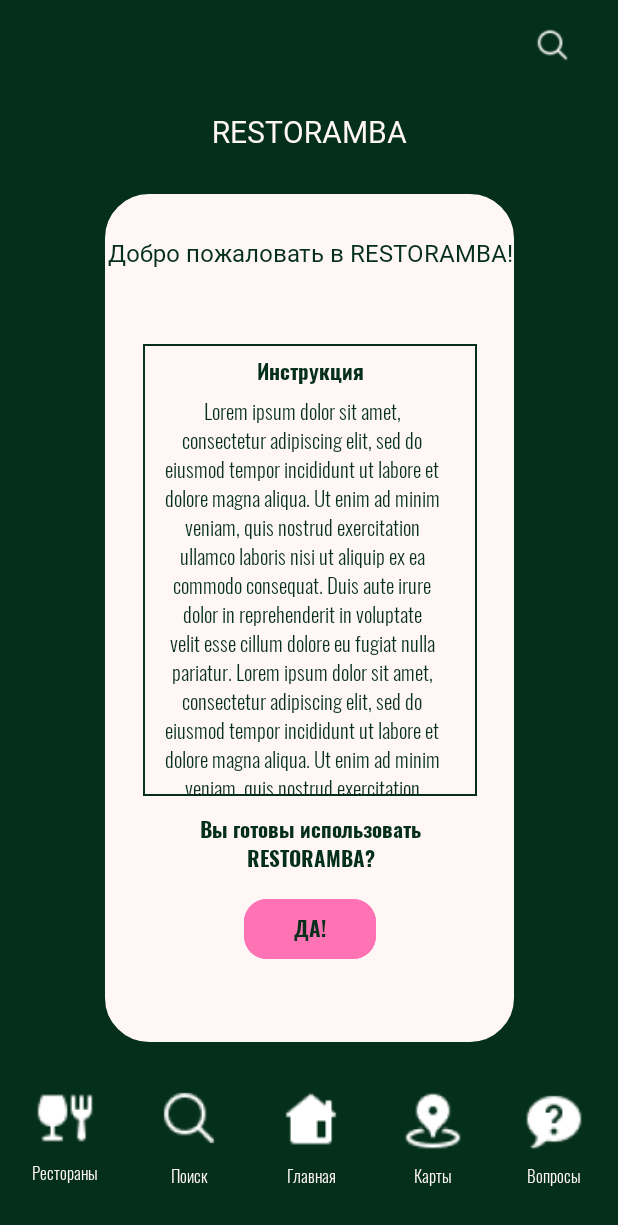
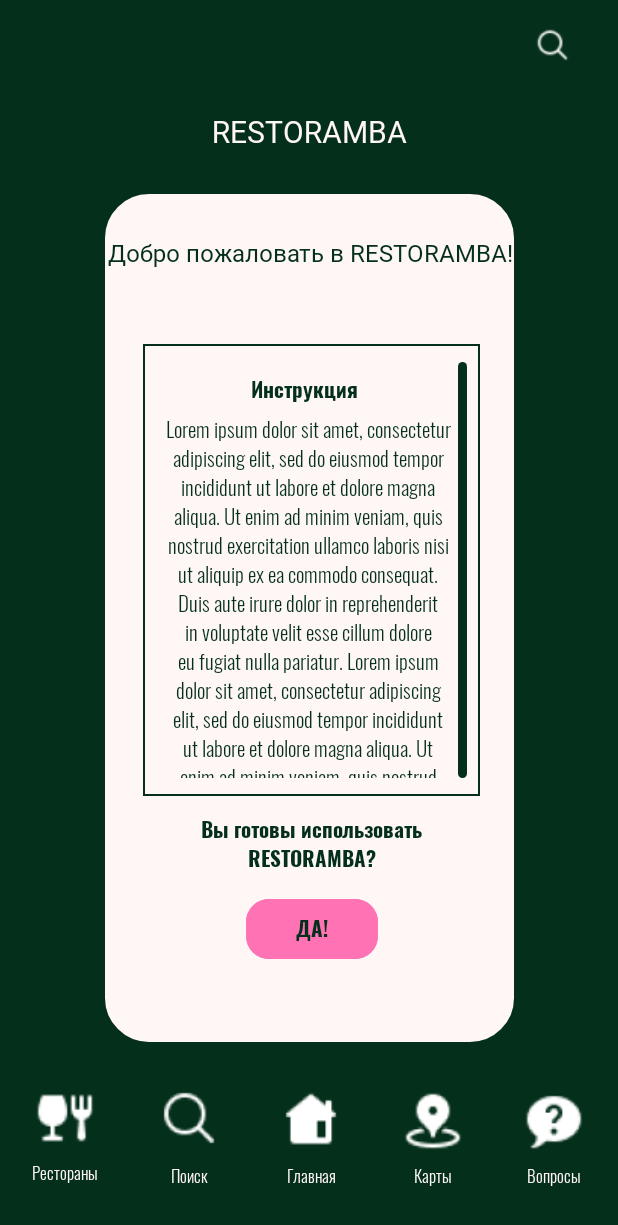
Before and after one commit to YaEtoTui/RestorambaApp, an Android app: the screen it shows after launch (MainActivity), on a phone screen of 412 x 824 dp. Shown: the top 1225 px of the screen. Run offline under Robolectric (Android 15) with nearby library versions, the phone set to English and light mode, and no system bars; 1 statement that could not run was skipped.

Commit message:
add Instructions on main Page full

```diff
--- a/app/src/main/res/drawable/custom_scrollbar_thumb.xml
+++ b/app/src/main/res/drawable/custom_scrollbar_thumb.xml
@@ -1,6 +1,6 @@
 <?xml version="1.0" encoding="utf-8"?>
 <shape xmlns:android="http://schemas.android.com/apk/res/android">
-    <size android:width="10dp" />
-    <solid android:color="@color/pink" /> <!-- Change the color here -->
-    <corners android:radius="5dp" />
+    <size android:width="4dp" />
+    <solid android:color="@color/white_green" /> <!-- Change the color here -->
+    <corners android:radius="10dp" />
 </shape>
--- /dev/null
+++ b/app/src/main/res/drawable/vertical_line.xml
@@ -0,0 +1,8 @@
+<shape xmlns:android="http://schemas.android.com/apk/res/android"
+    android:shape="rectangle">
+
+    <size android:width="6dp"/>
+    <solid android:color="@color/black_green"/>
+    <corners android:radius="10dp"/>
+
+</shape>
--- a/app/src/main/res/layout/instructions_main_page.xml
+++ b/app/src/main/res/layout/instructions_main_page.xml
@@ -18,18 +18,42 @@
         app:layout_constraintStart_toStartOf="parent"
         app:layout_constraintTop_toTopOf="parent" />
 
+    <androidx.constraintlayout.widget.ConstraintLayout
+        android:id="@+id/id"
+        android:layout_width="0dp"
+        android:layout_height="301dp"
+        android:layout_marginTop="50dp"
+        android:layout_marginHorizontal="24dp"
+        android:background="@drawable/rectangle_instructions_scroll"
+        app:layout_constraintEnd_toEndOf="parent"
+        app:layout_constraintStart_toStartOf="@+id/tvWelcomeText"
+        app:layout_constraintTop_toBottomOf="@+id/tvWelcomeText">
+
+        <View
+            android:id="@+id/idLine"
+            android:layout_width="6dp"
+            android:layout_height="match_parent"
+            android:layout_marginTop="12dp"
+            android:layout_marginBottom="12dp"
+            android:layout_marginRight="8.9dp"
+            android:background="@drawable/vertical_line"
+            app:layout_constraintBottom_toBottomOf="parent"
+            app:layout_constraintEnd_toEndOf="parent"
+            app:layout_constraintTop_toTopOf="parent" />
+
         <androidx.core.widget.NestedScrollView
             android:id="@+id/idScrollInstructions"
-        android:layout_width="0dp"
-        android:layout_height="301dp"
-        android:layout_marginHorizontal="24dp"
-        android:layout_marginTop="50dp"
-        android:scrollbarSize="6dp"
+            android:layout_width="match_parent"
+            android:layout_height="match_parent"
+            android:layout_marginTop="12dp"
+            android:layout_marginEnd="10dp"
+            android:layout_marginBottom="12dp"
+            android:scrollbarThumbVertical="@drawable/custom_scrollbar_thumb"
             android:scrollbars="vertical"
-        android:background="@drawable/rectangle_instructions_scroll"
-        app:layout_constraintEnd_toEndOf="@+id/tvWelcomeText"
-        app:layout_constraintStart_toStartOf="@+id/tvWelcomeText"
-        app:layout_constraintTop_toBottomOf="@+id/tvWelcomeText">
+            app:layout_constraintBottom_toBottomOf="parent"
+            app:layout_constraintEnd_toEndOf="parent"
+            app:layout_constraintStart_toStartOf="parent"
+            app:layout_constraintTop_toTopOf="parent">
 
             <androidx.constraintlayout.widget.ConstraintLayout
                 android:id="@+id/idTextInstructions"
@@ -54,7 +78,7 @@
                     android:layout_height="wrap_content"
                     android:layout_marginStart="13dp"
                     android:layout_marginTop="6dp"
-                android:layout_marginEnd="24dp"
+                    android:layout_marginEnd="8dp"
                     android:layout_marginBottom="35dp"
                     android:gravity="center"
                     android:text="@string/example"
@@ -68,6 +92,9 @@
 
         </androidx.core.widget.NestedScrollView>
 
+
+    </androidx.constraintlayout.widget.ConstraintLayout>
+
     <TextView
         android:id="@+id/tvQuestionText"
         android:layout_width="0dp"
@@ -76,9 +103,9 @@
         android:gravity="center"
         android:text="@string/question_instructions"
         android:textAppearance="@style/instructions"
-        app:layout_constraintEnd_toEndOf="@+id/idScrollInstructions"
-        app:layout_constraintStart_toStartOf="@+id/idScrollInstructions"
-        app:layout_constraintTop_toBottomOf="@+id/idScrollInstructions" />
+        app:layout_constraintEnd_toEndOf="@+id/id"
+        app:layout_constraintStart_toStartOf="@+id/id"
+        app:layout_constraintTop_toBottomOf="@+id/id" />
 
     <Button
         android:id="@+id/idButtonAgree"
--- a/app/src/main/res/values/colors.xml
+++ b/app/src/main/res/values/colors.xml
@@ -22,6 +22,7 @@
 
     //mobile
     <color name="black_green">#042F1A</color>
+    <color name="white_green">#D4ED6D</color>
     <color name="milk">#FFF6F6</color>
     <color name="pink">#FF73B5</color>
 </resources>
--- a/app/src/main/res/values/styles.xml
+++ b/app/src/main/res/values/styles.xml
@@ -36,7 +36,7 @@
         <item name="fontFamily">@font/oswald_light</item>
     </style>
 
-    <style name="CustomScrollBar">
+    <style name="CustomScrollBar" parent="">
         <item name="android:scrollbarThumbVertical">@drawable/custom_scrollbar_thumb</item>
         <item name="android:scrollbarSize">10dp</item>
         <item name="android:scrollbarTrackVertical">@android:color/transparent</item>
```
Lines whose indentation alone changed are shown as unchanged.
